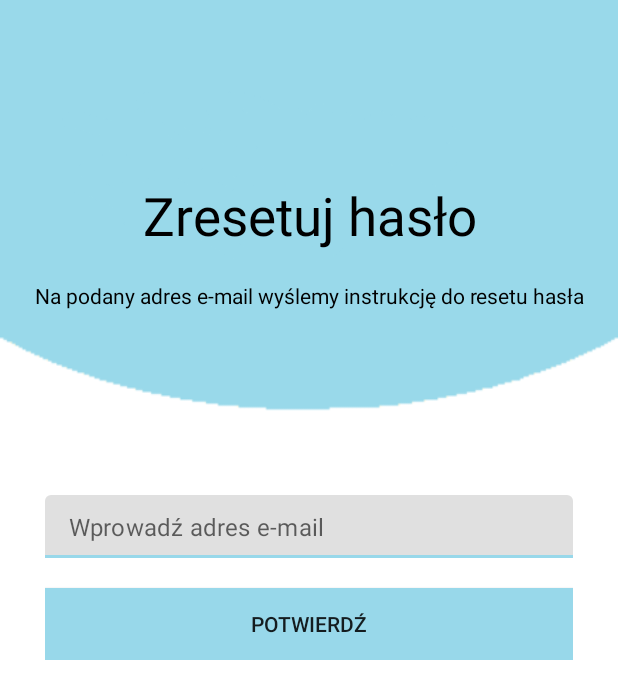
After one commit to kubaz617/Inzynierka, an Android app: the ForgotPasswordActivity screen opened directly, with no data from a screen before it, on a phone screen of 412 x 824 dp. The commit adds this screen. Shown: the top 699 px of the screen. Run offline under Robolectric (Android 15) with nearby library versions, the phone set to English and light mode, and no system bars; our stand-ins replace Firebase (no records; nobody signed in at launch, a user with empty details on screens opened directly).

Commit message:
Dodanie resetu hasla

```diff
--- a/app/src/main/AndroidManifest.xml
+++ b/app/src/main/AndroidManifest.xml
@@ -19,6 +19,9 @@
         android:roundIcon="@mipmap/ic_launcher_round"
         android:supportsRtl="true"
         android:theme="@style/Theme.Default">
+        <activity
+            android:name=".activities.ForgotPasswordActivity"
+            android:exported="false" />
         <activity
             android:name=".activities.StatsActivity"
             android:exported="false" />
--- a/app/src/main/java/com/example/bookreader/activities/BookDetailActivity.kt
+++ b/app/src/main/java/com/example/bookreader/activities/BookDetailActivity.kt
@@ -94,6 +94,9 @@ class BookDetailActivity : AppCompatActivity() {
             .addOnSuccessListener {
                 updateAverageRating(bookId)
             }
+            .addOnFailureListener {e->
+                Log.d(TAG, "addOrUpdateBookRating: Nie udało się dodać oceny ${e.message}")
+            }
     }
 
     private fun updateAverageRating(bookId: String) {
@@ -102,7 +105,6 @@ class BookDetailActivity : AppCompatActivity() {
             override fun onDataChange(snapshot: DataSnapshot) {
                 var totalRating = 0.0
                 var totalUsers = 0
-
                 snapshot.children.forEach { ratingSnapshot ->
                     val ratingValue = ratingSnapshot.getValue(Double::class.java)
                     ratingValue?.let {
--- a/app/src/main/java/com/example/bookreader/activities/BookViewActivity.kt
+++ b/app/src/main/java/com/example/bookreader/activities/BookViewActivity.kt
@@ -143,10 +143,8 @@ class BookViewActivity : AppCompatActivity() {
                     val pdfUrl = snapshot.child("url").value
                     categoryId = snapshot.child("categoryId").value.toString()
                     Log.d(TAG, "onDataChange: PDF_URL: $pdfUrl")
-
                     loadBookFromUrl("$pdfUrl", categoryId)
                 }
-
                 override fun onCancelled(error: DatabaseError) {
                     Log.d(TAG, "loadBookDetails: Błąd w pobieraniu danych: ${error.message}")
                 }
@@ -184,21 +182,17 @@ class BookViewActivity : AppCompatActivity() {
 
     private fun loadBookFromUrl(pdfUrl: String, categoryId: String) {
         Log.d(TAG, "loadBookFromUrl: Pobieranie książki z bazy danych przy pomocy adresu Url")
-
         val reference = FirebaseStorage.getInstance().getReferenceFromUrl(pdfUrl)
         reference.getBytes(Constants.MAX_BYTES_PDF)
             .addOnSuccessListener { bytes ->
                 Log.d(TAG, "loadBookFromUrl: Udało się pobrać adres url")
-
                 pdfView = binding.bookView
-
                 pdfView.fromBytes(bytes)
                     .swipeHorizontal(false)
                     .onPageChange { page, pageCount ->
                         val currentPage = page + 1
                         binding.toolbarSubtitleTv.text = "$currentPage/$pageCount"
                         Log.d(TAG, "loadBookFromUrl: $currentPage/$pageCount")
-
                         furthestPageRead = maxOf(furthestPageRead, page + 1)
                         isBookFullyRead = page + 1 == pageCount
                     }
--- /dev/null
+++ b/app/src/main/java/com/example/bookreader/activities/ForgotPasswordActivity.kt
@@ -0,0 +1,63 @@
+package com.example.bookreader.activities
+
+import android.app.ProgressDialog
+import androidx.appcompat.app.AppCompatActivity
+import android.os.Bundle
+import android.util.Patterns
+import android.widget.Toast
+import com.example.bookreader.databinding.ActivityForgotPasswordBinding
+import com.google.firebase.auth.FirebaseAuth
+
+class ForgotPasswordActivity : AppCompatActivity() {
+
+    private lateinit var binding: ActivityForgotPasswordBinding
+
+    private lateinit var firebaseAuth: FirebaseAuth
+
+    private lateinit var progressDialog: ProgressDialog
+    override fun onCreate(savedInstanceState: Bundle?) {
+        super.onCreate(savedInstanceState)
+        binding = ActivityForgotPasswordBinding.inflate(layoutInflater)
+        setContentView(binding.root)
+
+        firebaseAuth = FirebaseAuth.getInstance()
+
+        progressDialog = ProgressDialog(this)
+        progressDialog.setTitle("Proszę czekać")
+        progressDialog.setCanceledOnTouchOutside(false)
+
+        binding.submitBtn.setOnClickListener {
+            validateData()
+        }
+    }
+
+    private var email = ""
+    private fun validateData() {
+
+        email = binding.emailEt.text.toString().trim()
+
+        if (email.isEmpty()){
+            Toast.makeText(this, "Wprowadź adres e-mail", Toast.LENGTH_SHORT).show()
+        }
+        else if (!Patterns.EMAIL_ADDRESS.matcher(email).matches()){
+            Toast.makeText(this, "Błędny adres e-mail", Toast.LENGTH_SHORT).show()
+        }
+        else{
+            recoverPassword()
+        }
+    }
+
+    private fun recoverPassword() {
+
+        progressDialog.setMessage("Wysyłanie wiadomości na adres e-mail")
+        firebaseAuth.sendPasswordResetEmail(email)
+            .addOnSuccessListener {
+                progressDialog.dismiss()
+                Toast.makeText(this, "Instrukcja wysłana na \n$email", Toast.LENGTH_SHORT).show()
+            }
+            .addOnFailureListener {e->
+                progressDialog.dismiss()
+                Toast.makeText(this, "Nie udało się wysłać wiadomości z powodu błędu ${e.message}", Toast.LENGTH_SHORT).show()
+            }
+    }
+}
--- a/app/src/main/java/com/example/bookreader/activities/SignInActivity.kt
+++ b/app/src/main/java/com/example/bookreader/activities/SignInActivity.kt
@@ -28,6 +28,10 @@ class SignInActivity : AppCompatActivity() {
         binding.textView.setOnClickListener {
             val intent = Intent(this, SignUpActivity::class.java)
             startActivity(intent)
+        }
+
+        binding.forgotPass.setOnClickListener {
+            startActivity(Intent(this, ForgotPasswordActivity::class.java))
         }
 
         binding.button.setOnClickListener {
--- a/app/src/main/java/com/example/bookreader/activities/UserBooksActivity.kt
+++ b/app/src/main/java/com/example/bookreader/activities/UserBooksActivity.kt
@@ -336,10 +336,6 @@ class UserBooksActivity : AppCompatActivity() {
         })
     }
 
-
-
-
-
     private fun checkIfChallengeComplete(bookId: String) {
         val userId = FirebaseAuth.getInstance().currentUser?.uid
 
--- /dev/null
+++ b/app/src/main/res/layout/activity_forgot_password.xml
@@ -0,0 +1,69 @@
+<?xml version="1.0" encoding="utf-8"?>
+<RelativeLayout xmlns:android="http://schemas.android.com/apk/res/android"
+    xmlns:app="http://schemas.android.com/apk/res-auto"
+    xmlns:tools="http://schemas.android.com/tools"
+    android:layout_width="match_parent"
+    android:layout_height="match_parent"
+    android:background="@drawable/screen"
+    tools:context=".activities.ForgotPasswordActivity">
+
+    <RelativeLayout
+        android:layout_width="match_parent"
+        android:layout_height="290dp">
+    <TextView
+        android:id="@+id/Label"
+        android:layout_width="match_parent"
+        android:layout_height="wrap_content"
+        android:textAlignment="center"
+        android:text="Zresetuj hasło"
+        android:layout_centerHorizontal="true"
+        android:textSize="35dp"
+        android:layout_marginTop="120dp"
+        android:textColor="@color/black"/>
+
+        <TextView
+            android:layout_width="match_parent"
+            android:layout_height="wrap_content"
+            android:text="Na podany adres e-mail wyślemy instrukcję do resetu hasła"
+            android:layout_below="@+id/Label"
+            android:textColor="@color/black"
+            android:textAlignment="center"
+            android:paddingTop="20dp"/>
+
+</RelativeLayout>
+
+    <RelativeLayout
+        android:layout_width="match_parent"
+        android:layout_height="wrap_content"
+        android:layout_marginTop="330dp"
+        android:layout_marginStart="30dp"
+        android:layout_marginEnd="30dp">
+
+    <com.google.android.material.textfield.TextInputLayout
+        android:id="@+id/emailLayout"
+        android:layout_width="match_parent"
+        android:layout_height="wrap_content"
+        app:hintEnabled="false">
+
+        <EditText
+            android:id="@+id/emailEt"
+            android:layout_width="match_parent"
+            android:layout_height="wrap_content"
+            android:hint="Wprowadź adres e-mail"
+            android:padding="10dp"
+            android:inputType="textEmailAddress"
+            android:textColor="@color/black"/>
+    </com.google.android.material.textfield.TextInputLayout>
+
+        <androidx.appcompat.widget.AppCompatButton
+            android:id="@+id/submit_btn"
+            android:layout_width="match_parent"
+            android:layout_height="wrap_content"
+            android:layout_below="@+id/emailLayout"
+            android:text="Potwierdź"
+            android:background="@color/cyan"
+            android:layout_marginTop="20dp"/>
+
+    </RelativeLayout>
+
+</RelativeLayout>
```
Also changed, not shown: app/src/main/res/layout/activity_sign_in.xml (+12 -0 lines).
